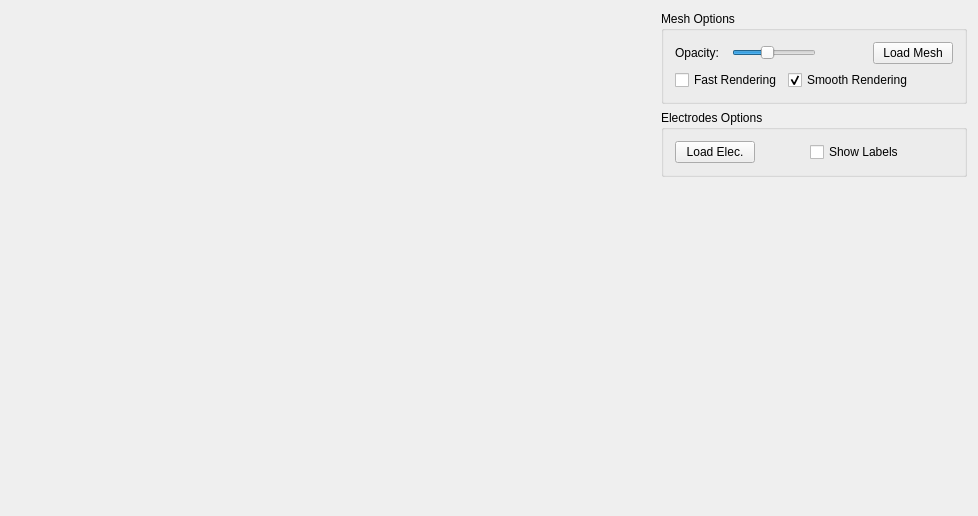
First picture: the form in src/Widgets/SEEGViewer/AwSEEGWidget.ui, repository HIP-infrastructure/anywave-code, before the edit.
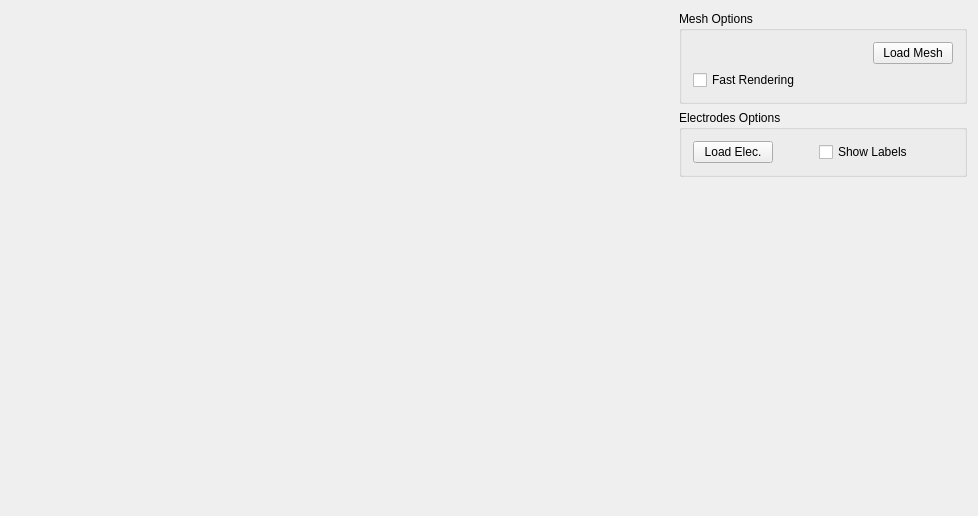
Second picture: the form after the edit. Icons and pictures are not drawn.

Commit message: SEEG View improved to handle all freesurfer surfaces

Diff of the .ui file:
```diff
--- a/src/Widgets/SEEGViewer/AwSEEGWidget.ui
+++ b/src/Widgets/SEEGViewer/AwSEEGWidget.ui
@@ -46,41 +46,6 @@
          <layout class="QVBoxLayout" name="verticalLayout">
           <item>
            <layout class="QHBoxLayout" name="horizontalLayout">
-            <item>
-             <widget class="QLabel" name="label">
-              <property name="sizePolicy">
-               <sizepolicy hsizetype="Expanding" vsizetype="Fixed">
-                <horstretch>0</horstretch>
-                <verstretch>0</verstretch>
-               </sizepolicy>
-              </property>
-              <property name="text">
-               <string>Opacity:</string>
-              </property>
-             </widget>
-            </item>
-            <item>
-             <widget class="QSlider" name="sliderOpacity">
-              <property name="sizePolicy">
-               <sizepolicy hsizetype="Expanding" vsizetype="Fixed">
-                <horstretch>0</horstretch>
-                <verstretch>0</verstretch>
-               </sizepolicy>
-              </property>
-              <property name="maximum">
-               <number>100</number>
-              </property>
-              <property name="value">
-               <number>40</number>
-              </property>
-              <property name="orientation">
-               <enum>Qt::Horizontal</enum>
-              </property>
-              <property name="tickPosition">
-               <enum>QSlider::NoTicks</enum>
-              </property>
-             </widget>
-            </item>
             <item>
              <spacer name="horizontalSpacer_2">
               <property name="orientation">
@@ -118,16 +83,6 @@
               </property>
              </widget>
             </item>
-            <item>
-             <widget class="QCheckBox" name="checkBoxSmooth">
-              <property name="text">
-               <string>Smooth Rendering</string>
-              </property>
-              <property name="checked">
-               <bool>true</bool>
-              </property>
-             </widget>
-            </item>
             <item>
              <spacer name="horizontalSpacer_4">
               <property name="orientation">
```
Left out of the diff: 32 changed lines with no effect on the pictures. The commit also changes 7 other files.
